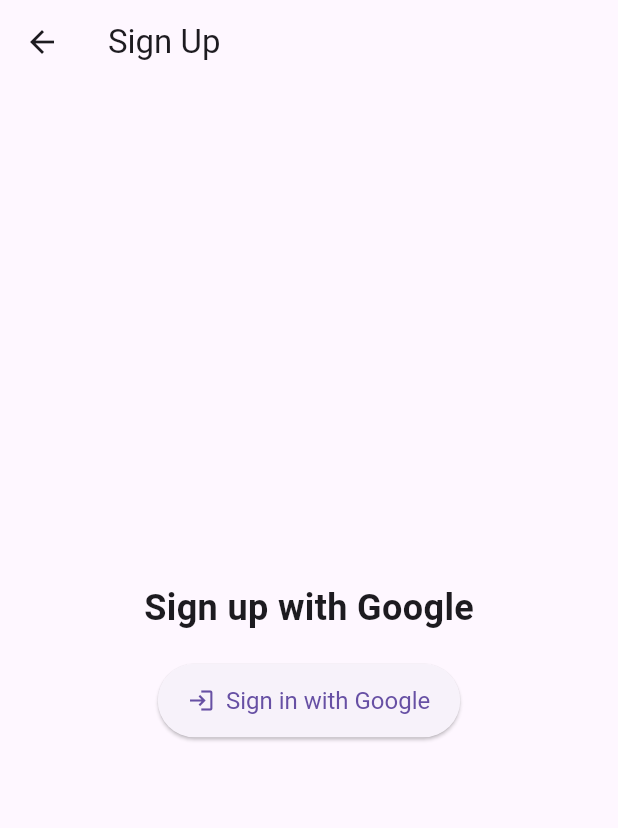
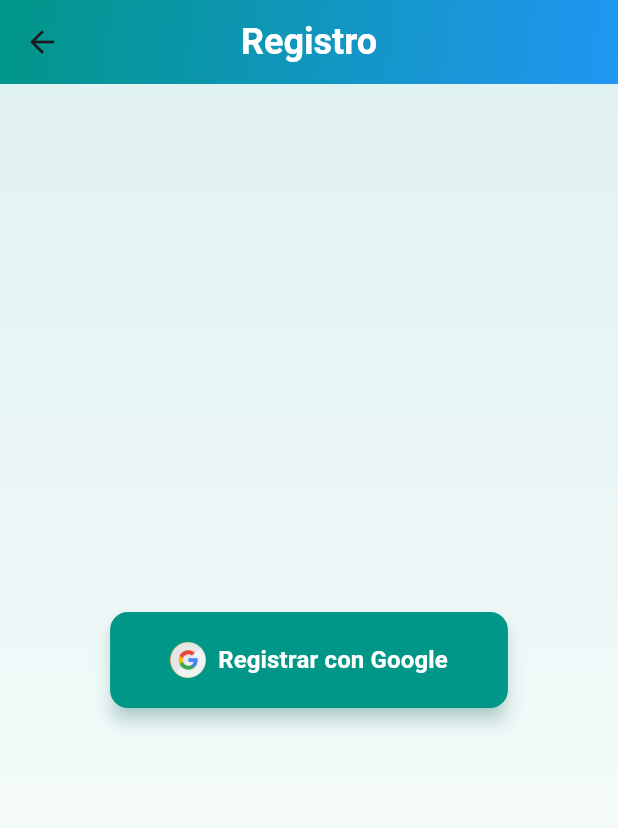
Before and after one commit to barkalez/catataxo, a Flutter app: the SignUpScreen screen opened by its route, on a phone screen of 412 x 824 dp. Shown: the top 828 px of the screen. Run offline on Flutter 3.47's test engine with Material 3 defaults, Android fonts, the light colour scheme and no system bars; our stand-ins replace cloud_firestore, firebase_auth, firebase_core, flutter_form_builder, google_sign_in, logger; missing offline and left inert: animated_tree_view, form_builder_extra_fields; accounts and stored records are empty.

Commit message:
Restructuracion 5 signup_screen

```diff
--- a/lib/screens/signup_screen.dart
+++ b/lib/screens/signup_screen.dart
@@ -1,6 +1,8 @@
 import 'package:flutter/material.dart';
 import '../services/auth_service.dart';
-import 'home_screen.dart';
+import '../widgets/custom_app_bar.dart';
+import '../widgets/signup_content.dart';
+import '../constants/app_styles.dart';
 
 class SignUpScreen extends StatefulWidget {
   const SignUpScreen({super.key});
@@ -18,10 +20,7 @@
     if (!mounted) return;
 
     if (user != null) {
-      Navigator.pushReplacement(
-        context,
-        MaterialPageRoute(builder: (context) => MyHomePage()),
-      );
+      Navigator.pushReplacementNamed(context, '/home');
     } else {
       ScaffoldMessenger.of(context).showSnackBar(
         const SnackBar(content: Text('Failed to sign in with Google')),
@@ -32,31 +31,11 @@
   @override
   Widget build(BuildContext context) {
     return Scaffold(
-      appBar: AppBar(
-        title: const Text('Sign Up'),
-      ),
-      body: Center(
-        child: Padding(
-          padding: const EdgeInsets.all(16.0),
-          child: Column(
-            mainAxisAlignment: MainAxisAlignment.center,
-            children: [
-              const Text(
-                'Sign up with Google',
-                style: TextStyle(fontSize: 24, fontWeight: FontWeight.bold),
-              ),
-              const SizedBox(height: 20),
-              ElevatedButton.icon(
-                onPressed: _handleGoogleSignIn,
-                icon: const Icon(Icons.login),
-                label: const Text('Sign in with Google'),
-                style: ElevatedButton.styleFrom(
-                  padding: const EdgeInsets.symmetric(horizontal: 20, vertical: 15),
-                  textStyle: const TextStyle(fontSize: 16),
-                ),
-              ),
-            ],
-          ),
+      appBar: const CustomAppBar(title: 'Registro'),
+      body: Container(
+        decoration: BoxDecoration(gradient: AppStyles.bodyGradient),
+        child: SignUpContent(
+          onGoogleSignIn: _handleGoogleSignIn,
         ),
       ),
     );
--- /dev/null
+++ b/lib/widgets/signup_content.dart
@@ -0,0 +1,31 @@
+import 'package:flutter/material.dart';
+import 'custom_elevated_button.dart';
+
+class SignUpContent extends StatelessWidget {
+  final VoidCallback onGoogleSignIn;
+
+  const SignUpContent({super.key, required this.onGoogleSignIn});
+
+  @override
+  Widget build(BuildContext context) {
+    return Center(
+      child: Padding(
+        padding: const EdgeInsets.all(16.0),
+        child: Column(
+          mainAxisAlignment: MainAxisAlignment.center,
+          children: [
+            CustomElevatedButton(
+              text: 'Registrar con Google',
+              onPressed: onGoogleSignIn,
+              icon: Image.asset(
+                'assets/google_logo.png',
+                height: 24,
+                width: 24,
+              ),
+            ),
+          ],
+        ),
+      ),
+    );
+  }
+}
```
